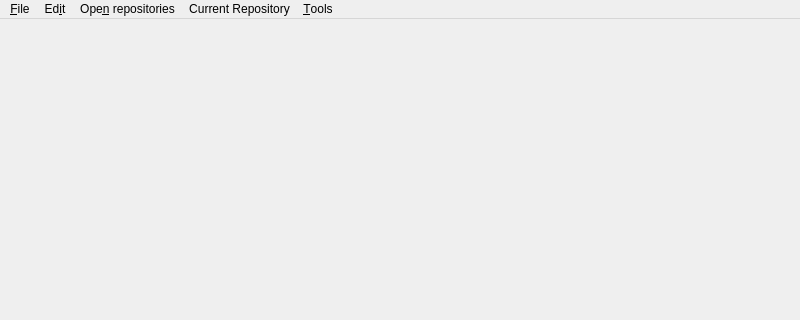
First picture: the form in src/mainwindow.ui, repository feelx88/git-qui, before the edit; both pictures show x 0 to 800 and y 0 to 320 of the 800 by 600 pixel window.
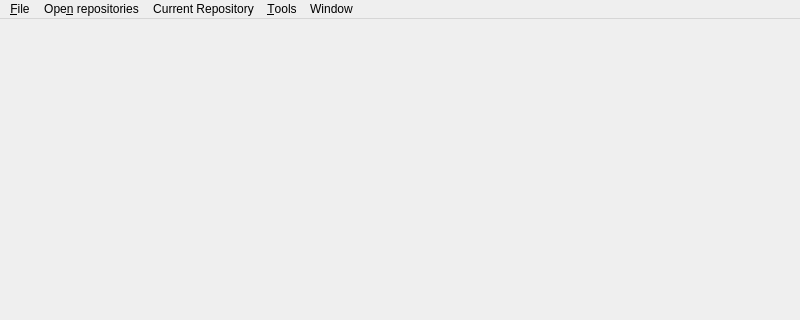
Second picture: the form after the edit.

Commit message: Changed "edit" menu to "window" and moved it to the end of the menu bar.

What changed in the file:
```diff
--- a/src/mainwindow.ui
+++ b/src/mainwindow.ui
@@ -47,9 +47,9 @@
     <addaction name="separator"/>
     <addaction name="actionExit"/>
    </widget>
-   <widget class="QMenu" name="menuEdit">
+   <widget class="QMenu" name="menuWindow">
     <property name="title">
-     <string>Ed&amp;it</string>
+     <string>Window</string>
     </property>
     <widget class="QMenu" name="menuAdd_view">
      <property name="title">
@@ -89,10 +89,10 @@
     <addaction name="actionPull_Rebase"/>
    </widget>
    <addaction name="menuFile"/>
-   <addaction name="menuEdit"/>
    <addaction name="menuRepositories"/>
    <addaction name="menuCurrent_Repository"/>
    <addaction name="menuTool"/>
+   <addaction name="menuWindow"/>
   </widget>
   <action name="actionOpen_Repository">
    <property name="text">
```
